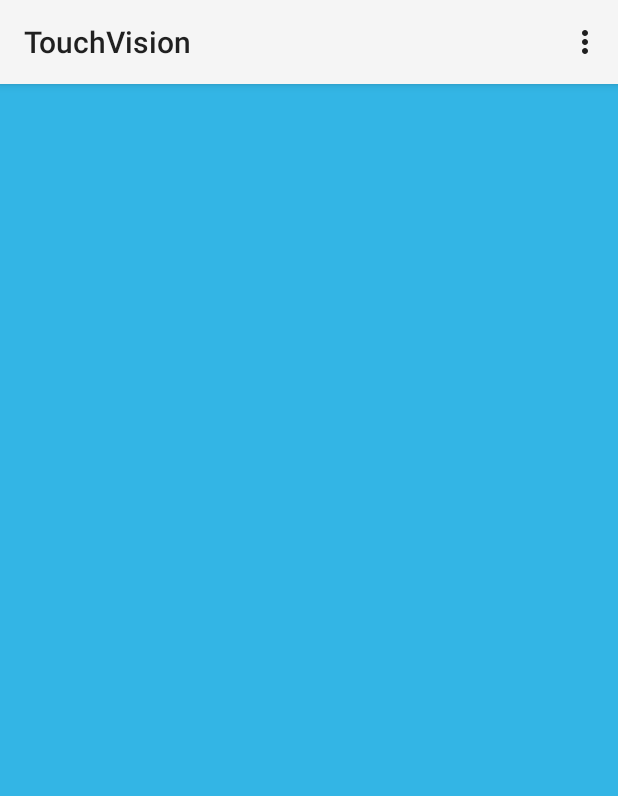
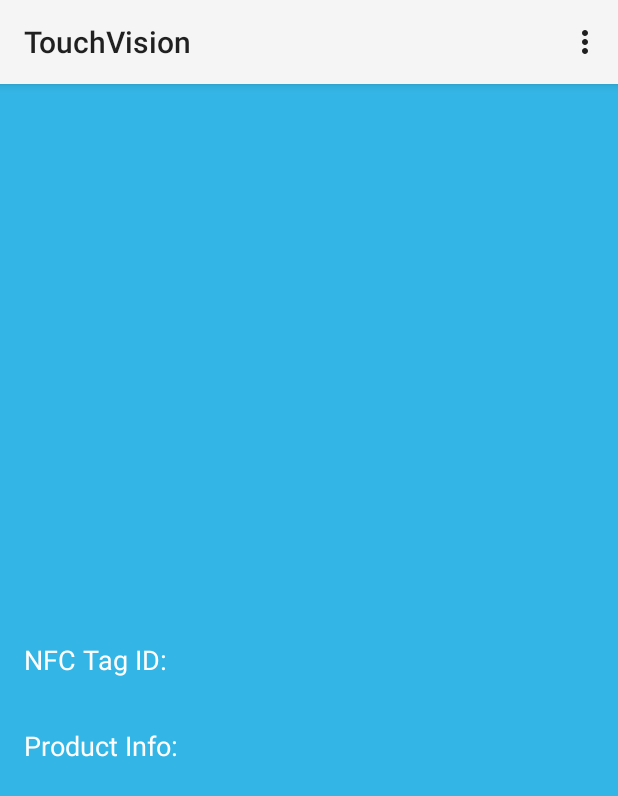
Before and after one commit to AldrichW/TouchVision, an Android app: the screen it shows after launch (MainActivity), on a phone screen of 412 x 824 dp. Shown: the top 796 px of the screen. Run offline under Robolectric (Android 15) with nearby library versions, the phone set to English and light mode, and no system bars.

Commit message:
[Progress Report changes] Added verbose logging and a textview in MainActivity that outputs the scanned product ID

```diff
--- a/app/src/main/java/com/teamsight/touchvision/MainActivity.java
+++ b/app/src/main/java/com/teamsight/touchvision/MainActivity.java
@@ -3,6 +3,7 @@ package com.teamsight.touchvision;
 import android.app.Activity;
 import android.os.Bundle;
 import android.speech.tts.TextToSpeech;
+import android.util.Log;
 import android.view.Menu;
 import android.view.MenuItem;
 import android.widget.TextView;
@@ -14,6 +15,7 @@ import java.util.Locale;
 
 public class MainActivity extends NFCAbstractReadActivity {
     private TextToSpeechService mT2Service;
+    private static final String LOG_TAG = MainActivity.class.getSimpleName();
 
     @Override
     protected void onCreate(Bundle savedInstanceState) {
@@ -22,10 +24,11 @@ public class MainActivity extends NFCAbstractReadActivity {
         mT2Service = new TextToSpeechService(getApplicationContext(), new TextToSpeech.OnInitListener() {
             @Override
             public void onInit(int status) {
-                System.out.println("Text To Speech Service started!");
+                Log.d(LOG_TAG, "Text To Speech Service started!");
                 if(TextToSpeech.SUCCESS == status){
                     if(mT2Service.setVoice(Locale.US)){
-                        System.out.println("Voice set successfully!");
+                        Log.d(LOG_TAG, "Voice set successfully!");
+                        Log.d(LOG_TAG, "Text To Speech service ready to take requests");
                     }
                 }
             }
@@ -60,14 +63,21 @@ public class MainActivity extends NFCAbstractReadActivity {
         // TODO Auto-generated method stub
         final TextView textView = (TextView) this.findViewById(R.id.tag_message_text);
 
+        final TextView productIDView = (TextView) this.findViewById(R.id.product_id_text);
+
+        productIDView.setText(tagMessage);
+
         new Thread(new Runnable() {
             public void run() {
                 String message = tagMessage;
                 HTTPBackendService bs = new HTTPBackendService();
                 String postData = bs.createPOSTDataWithProductIdentifier(message);
+                Log.d(LOG_TAG, postData);
                 final String postOutput = bs.sendPOSTRequest(null, postData);
                 try{
                     JSONObject jsonOut= new JSONObject(postOutput);
+                    Log.d(LOG_TAG, "The JSON Object response from the POST Network query.");
+                    Log.d(LOG_TAG, jsonOut.toString());
                     // Hard coding JSON key names. gross.
                     // Going to make a dedicated JSONParserService. Stay tuned
                     final String productName = jsonOut.getString("product_name");
--- a/app/src/main/res/layout/activity_main.xml
+++ b/app/src/main/res/layout/activity_main.xml
@@ -5,6 +5,47 @@
     android:paddingTop="@dimen/activity_vertical_margin"
     android:paddingBottom="@dimen/activity_vertical_margin" tools:context=".MainActivity"
     android:background="@android:color/holo_blue_light">
+
+    <TextView
+        android:layout_width="match_parent"
+        android:layout_height="wrap_content"
+        android:text="@string/nfc_tag"
+        android:id="@+id/nfc_tag_text"
+        android:layout_centerVertical="true"
+        android:layout_alignParentStart="true"
+        android:textSize="18dp"
+        android:textAlignment="center"
+        android:fontFamily="helvetica"
+        android:textColor="@android:color/white"
+        />
+
+    <TextView
+        android:layout_width="match_parent"
+        android:layout_height="wrap_content"
+        android:text=""
+        android:id="@+id/product_id_text"
+        android:layout_centerVertical="true"
+        android:layout_alignParentStart="true"
+        android:textSize="24dp"
+        android:textAlignment="center"
+        android:fontFamily="helvetica"
+        android:textColor="@android:color/white"
+        android:layout_below="@id/nfc_tag_text"
+        />
+
+    <TextView
+        android:layout_width="match_parent"
+        android:layout_height="wrap_content"
+        android:text="@string/product_info"
+        android:id="@+id/product_info_text"
+        android:layout_centerVertical="true"
+        android:layout_alignParentStart="true"
+        android:textSize="18dp"
+        android:textAlignment="center"
+        android:fontFamily="helvetica"
+        android:textColor="@android:color/white"
+        android:layout_below="@id/product_id_text"
+        />
 
     <TextView
         android:layout_width="match_parent"
@@ -17,8 +58,11 @@
         android:textAlignment="center"
         android:fontFamily="helvetica"
         android:textColor="@android:color/white"
+        android:layout_below="@id/product_info_text"
        />
 
 
 
+
+
 </RelativeLayout>
--- a/app/src/main/res/values/strings.xml
+++ b/app/src/main/res/values/strings.xml
@@ -4,4 +4,8 @@
     <string name="hello_world">Hello world!</string>
     <string name="tap_now_title">Tap Now!</string>
     <string name="action_settings">Settings</string>
+
+    <string name="nfc_tag">NFC Tag ID: </string>
+    <string name="product_info">Product Info: </string>
+
 </resources>
```
Also changed, not shown: gradle/wrapper/gradle-wrapper.properties, 1 other file.
